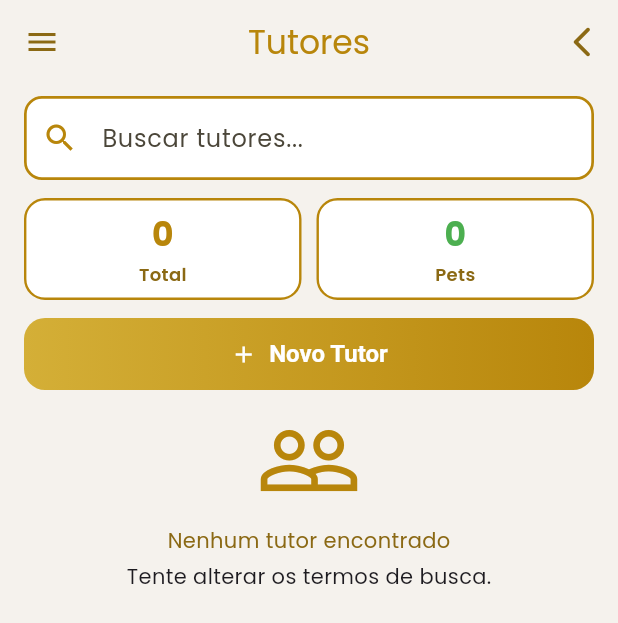
After one commit to Carolbauer/ClickVet, a Flutter app: the TutorListScreen screen opened directly, on a phone screen of 412 x 824 dp. The commit adds this screen. Shown: the top 623 px of the screen. Run offline on Flutter 3.47's test engine with Material 3 defaults, Android fonts, the phone set to English and light mode, and no system bars; our stand-ins replace cloud_firestore, firebase_auth, firebase_core, google_fonts; accounts and stored records are empty; network calls fail; statements that could not run were skipped.

Commit message:
refactor: add VetScaffold and shared ClickVet colors, finish tutors list screen

```diff
--- a/lib/screens/home_screen.dart
+++ b/lib/screens/home_screen.dart
@@ -1,4 +1,5 @@
 import 'package:app/screens/register_tutor_screen.dart';
+import 'package:app/screens/tutors_list_screen.dart';
 import 'package:cloud_firestore/cloud_firestore.dart';
 import 'package:firebase_auth/firebase_auth.dart';
 import 'package:app/screens/login_screen.dart';
@@ -126,7 +127,7 @@ class _HomeScreenState extends State<HomeScreen> {
               Navigator.pop(context);
               Navigator.push(
                 context,
-                MaterialPageRoute(builder: (_) => const RegisterTutorScreen()),
+                MaterialPageRoute(builder: (_) => const TutorListScreen()),
               );
             },
           ),
--- /dev/null
+++ b/lib/screens/tutors_list_screen.dart
@@ -0,0 +1,502 @@
+import 'package:app/widgets/app_drawer.dart';
+import 'package:cloud_firestore/cloud_firestore.dart';
+import 'package:firebase_auth/firebase_auth.dart';
+import 'package:flutter/material.dart';
+import 'package:app/screens/register_tutor_screen.dart';
+
+import '../theme/clickvet_colors.dart';
+import '../widgets/vet_scaffold.dart';
+
+class TutorListScreen extends StatefulWidget {
+  const TutorListScreen({super.key});
+
+  @override
+  State<TutorListScreen> createState() => _TutorsListScreenState();
+}
+
+class _TutorsListScreenState extends State<TutorListScreen> {
+  final _search = TextEditingController();
+  String _query = '';
+  int _currentPage = 1;
+  final int _perPage = 5;
+
+  @override
+  void dispose() {
+    _search.dispose();
+    super.dispose();
+  }
+
+  Stream<QuerySnapshot<Map<String, dynamic>>> _stream(String uid) {
+    return FirebaseFirestore.instance
+        .collection('users')
+        .doc(uid)
+        .collection('tutors')
+        .orderBy('name')
+        .snapshots();
+  }
+
+  String _fmtDate(dynamic value) {
+    if (value is Timestamp) {
+      final d = value.toDate();
+      return '${d.day.toString().padLeft(2, '0')}/${d.month.toString().padLeft(2, '0')}/${d.year}';
+    }
+    return '—';
+  }
+
+  @override
+  Widget build(BuildContext context) {
+    final vet = FirebaseAuth.instance.currentUser;
+    if (vet == null) {
+      return const Scaffold(
+          backgroundColor: ClickVetColors.bg,
+        body: Center(child: Text('Sessão expirada. Faça login novamente.')),
+      );
+    }
+
+    return VetScaffold(
+      selectedKey: DrawerItemKey.tutors,
+      appBar: AppBar(
+        backgroundColor: ClickVetColors.bg,
+        elevation: 0,
+        title: const Text('Tutores', style: TextStyle(color: ClickVetColors.gold)),
+        centerTitle: true,
+        leading: Builder(
+          builder: (ctx) => IconButton(
+            icon: const Icon(Icons.menu, color: ClickVetColors.goldDark),
+            onPressed: () => Scaffold.of(ctx).openDrawer(),
+          ),
+        ),
+        actions: [
+          IconButton(
+            icon: const Icon(Icons.arrow_back_ios_new_rounded, color: ClickVetColors.goldDark),
+            onPressed: () => Navigator.pop(context),
+          ),
+        ],
+      ),
+
+      body: SafeArea(
+        child: Padding(
+          padding: const EdgeInsets.fromLTRB(16, 8, 16, 16),
+          child: StreamBuilder<QuerySnapshot<Map<String, dynamic>>>(
+            stream: _stream(vet.uid),
+            builder: (context, snap) {
+              if (snap.connectionState == ConnectionState.waiting) {
+                return const Center(child: CircularProgressIndicator());
+              }
+
+              if (snap.hasError) {
+                return Center(child: Text('Erro: ${snap.error}'));
+              }
+
+              final docs = snap.data?.docs ?? [];
+
+              final filtered = docs.where((d) {
+                if (_query.isEmpty) return true;
+                final m = d.data();
+                return (m['name'] ?? '').toString().toLowerCase().contains(_query) ||
+                    (m['cpf'] ?? '').toString().toLowerCase().contains(_query) ||
+                    (m['phone'] ?? '').toString().toLowerCase().contains(_query) ||
+                    (m['email'] ?? '').toString().toLowerCase().contains(_query) ||
+                    (m['city'] ?? '').toString().toLowerCase().contains(_query);
+              }).toList();
+
+              final totalTutors = filtered.length;
+              final totalPets = filtered.fold<int>(0, (sum, d) {
+                final pc = (d.data()['petsCount'] ?? 0);
+                return sum + (pc is int ? pc : 0);
+              });
+
+
+              final totalPages = (filtered.length / _perPage).ceil().clamp(1, 999);
+              final start = ((_currentPage - 1) * _perPage).clamp(0, filtered.length);
+              final end = (start + _perPage).clamp(0, filtered.length);
+              final pageDocs = filtered.sublist(start, end);
+
+              return Column(
+                children: [
+                  TextField(
+                    controller: _search,
+                    onChanged: (value) {
+                      setState(() {
+                        _query = value.trim().toLowerCase();
+                        _currentPage = 1;
+                      });
+                    },
+                    decoration: InputDecoration(
+                      hintText: 'Buscar tutores...',
+                      prefixIcon: const Icon(Icons.search, color: ClickVetColors.gold),
+                      filled: true,
+                      fillColor: Colors.white,
+                      enabledBorder: OutlineInputBorder(
+                        borderRadius: BorderRadius.circular(12),
+                        borderSide: const BorderSide(color:ClickVetColors.gold, width: 1.8),
+                      ),
+                      focusedBorder: OutlineInputBorder(
+                        borderRadius: BorderRadius.circular(12),
+                        borderSide: const BorderSide(color: ClickVetColors.goldDark, width: 2),
+                      ),
+                    ),
+                  ),
+
+                  const SizedBox(height: 12),
+
+                  Row(
+                    children: [
+                      _StatBox(value: '$totalTutors', label: 'Total'),
+                      const SizedBox(width: 10),
+                      _StatBox(value: '$totalPets', label: 'Pets', color: Colors.green),
+                    ],
+                  ),
+
+                  const SizedBox(height: 12),
+
+                  SizedBox(
+                    height: 48,
+                    width: double.infinity,
+                    child: DecoratedBox(
+                      decoration: BoxDecoration(
+                        gradient: const LinearGradient(
+                          colors: [ClickVetColors.goldLight, ClickVetColors.gold],
+                        ),
+                        borderRadius: BorderRadius.circular(14),
+                      ),
+                      child: ElevatedButton.icon(
+                        onPressed: () {
+                          Navigator.push(
+                            context,
+                            MaterialPageRoute(
+                                builder: (_) => const RegisterTutorScreen()),
+                          );
+                        },
+                        icon: const Icon(Icons.add, color: Colors.white),
+                        label: const Text(
+                          'Novo Tutor',
+                          style: TextStyle(
+                            color: Colors.white,
+                            fontWeight: FontWeight.w700,
+                          ),
+                        ),
+                        style: ElevatedButton.styleFrom(
+                          backgroundColor: Colors.transparent,
+                          shadowColor: Colors.transparent,
+                          shape: RoundedRectangleBorder(
+                            borderRadius: BorderRadius.circular(14),
+                          ),
+                        ),
+                      ),
+                    ),
+                  ),
+
+                  const SizedBox(height: 12),
+
+                  Expanded(
+                    child: pageDocs.isEmpty
+                        ? const _EmptyState()
+                        : ListView.separated(
+                      itemCount: pageDocs.length,
+                      separatorBuilder: (_, __) => const SizedBox(height: 12),
+                      itemBuilder: (_, i) {
+                        final m = pageDocs[i].data();
+
+                        return _TutorCard(
+                          name: m['name'] ?? '—',
+                          cpf: m['cpf'] ?? '—',
+                          phone: m['phone'] ?? '—',
+                          email: m['email'] ?? '—',
+                          address: '${m['address'] ?? '—'}, ${m['city'] ?? ''}',
+                          petsCount: (m['petsCount'] is int) ? m['petsCount'] : 0,
+                          registerDate: _fmtDate(m['registeredAt']),
+                          onPets: () {},
+                          onEdit: () {},
+                          onCall: () {},
+                        );
+                      },
+                    ),
+                  ),
+
+                  if (filtered.length > _perPage) ...[
+                    const SizedBox(height: 6),
+                    Row(
+                      mainAxisAlignment: MainAxisAlignment.center,
+                      children: [
+                        _PageBtn(
+                          icon: Icons.chevron_left,
+                          enabled: _currentPage > 1,
+                          onTap: () => setState(() => _currentPage--),
+                        ),
+                        for (int p = 1; p <= totalPages; p++)
+                          Padding(
+                            padding: const EdgeInsets.symmetric(horizontal: 3),
+                            child: _PageNumber(
+                              selected: _currentPage == p,
+                              label: '$p',
+                              onTap: () => setState(() => _currentPage = p),
+                            ),
+                          ),
+                        _PageBtn(
+                          icon: Icons.chevron_right,
+                          enabled: _currentPage < totalPages,
+                          onTap: () => setState(() => _currentPage++),
+                        ),
+                      ],
+                    ),
+                    const SizedBox(height: 6),
+                    Text(
+                      'Mostrando ${start + 1} - $end de ${filtered.length} tutores',
+                      style: const TextStyle(color: Colors.black54, fontSize: 12),
+                    ),
+                  ],
+                ],
+              );
+            },
+          ),
+        ),
+      ),
+    );
+  }
+}
+
+
+/// ----- Widgets auxiliares -----
+
+class _StatBox extends StatelessWidget {
+  const _StatBox({required this.value, required this.label, this.color});
+  final String value;
+  final String label;
+  final Color? color;
+
+  @override
+  Widget build(BuildContext context) {
+    return Expanded(
+      child: Container(
+        height: 68,
+        decoration: BoxDecoration(
+          color: Colors.white,
+          border: Border.all(color: ClickVetColors.gold, width: 1.6),
+          borderRadius: BorderRadius.circular(14),
+        ),
+        child: Column(
+          mainAxisAlignment: MainAxisAlignment.center,
+          children: [
+            Text(value, style: TextStyle(
+              fontSize: 22,
+              fontWeight: FontWeight.w700,
+              color: color ?? ClickVetColors.gold,
+            )),
+            const SizedBox(height: 2),
+            Text(label,
+                style: const TextStyle(
+                    fontSize: 12, color: ClickVetColors.goldDark, fontWeight: FontWeight.w600)),
+          ],
+        ),
+      ),
+    );
+  }
+}
+
+class _TutorCard extends StatelessWidget {
+  const _TutorCard({
+    required this.name,
+    required this.cpf,
+    required this.phone,
+    required this.email,
+    required this.address,
+    required this.petsCount,
+    required this.registerDate,
+    required this.onPets,
+    required this.onEdit,
+    required this.onCall,
+  });
+
+  final String name;
+  final String cpf;
+  final String phone;
+  final String email;
+  final String address;
+  final int petsCount;
+  final String registerDate;
+  final VoidCallback onPets;
+  final VoidCallback onEdit;
+  final VoidCallback onCall;
+
+  @override
+  Widget build(BuildContext context) {
+    return Container(
+      padding: const EdgeInsets.all(12),
+      decoration: BoxDecoration(
+        color: Colors.white,
+        borderRadius: BorderRadius.circular(16),
+        border: Border.all(color: ClickVetColors.gold, width: 1.6),
+      ),
+      child: Column(
+        crossAxisAlignment: CrossAxisAlignment.start,
+        children: [
+          Row(
+            mainAxisAlignment: MainAxisAlignment.spaceBetween,
+            children: [
+              Expanded(
+                child: Text(name,
+                    style: const TextStyle(
+                        fontSize: 16, fontWeight: FontWeight.w800)),
+              ),
+              Container(
+                padding: const EdgeInsets.symmetric(horizontal: 8, vertical: 4),
+                decoration: BoxDecoration(
+                  color: const Color(0xFFE7F0FF),
+                  borderRadius: BorderRadius.circular(999),
+                ),
+                child: Text(
+                  '$petsCount ${petsCount == 1 ? "Pet" : "Pets"}',
+                  style: const TextStyle(
+                      color: Color(0xFF1D4ED8),
+                      fontWeight: FontWeight.w700,
+                      fontSize: 12),
+                ),
+              ),
+            ],
+          ),
+
+          const SizedBox(height: 4),
+
+          Text("CPF: $cpf"),
+
+          const SizedBox(height: 8),
+          _info(Icons.phone, phone),
+          _info(Icons.mail_outline, email),
+          _info(Icons.location_on_outlined, address),
+
+          const Divider(height: 24, color: Color(0x22000000)),
+
+          Text("Cadastrado em:",
+              style: TextStyle(color: Colors.black.withOpacity(.55))),
+          Text(registerDate,
+              style: const TextStyle(fontWeight: FontWeight.w700)),
+
+          const SizedBox(height: 10),
+
+          Row(
+            children: [
+              OutlinedButton.icon(
+                onPressed: onPets,
+                icon: const Icon(Icons.favorite_border, size: 18, color: ClickVetColors.goldDark),
+                label: const Text('Pets', style: TextStyle(color: ClickVetColors.goldDark)),
+                style: OutlinedButton.styleFrom(
+                  side: const BorderSide(color: ClickVetColors.gold),
+                  shape: RoundedRectangleBorder(
+                      borderRadius: BorderRadius.circular(10)),
+                ),
+              ),
+              const SizedBox(width: 8),
+              OutlinedButton(
+                onPressed: onEdit,
+                child: const Text('Editar', style: TextStyle(color: ClickVetColors.goldDark)),
+                style: OutlinedButton.styleFrom(
+                  side: const BorderSide(color: ClickVetColors.gold),
+                  shape: RoundedRectangleBorder(
+                      borderRadius: BorderRadius.circular(10)),
+                ),
+              ),
+              const SizedBox(width: 8),
+              OutlinedButton(
+                onPressed: onCall,
+                child: const Icon(Icons.phone, size: 18, color: ClickVetColors.goldDark),
+                style: OutlinedButton.styleFrom(
+                  side: const BorderSide(color: ClickVetColors.gold),
+                  shape: RoundedRectangleBorder(
+                      borderRadius: BorderRadius.circular(10)),
+                ),
+              ),
+            ],
+          ),
+        ],
+      ),
+    );
+  }
+
+  Widget _info(IconData icon, String text) {
+    return Row(
+      children: [
+        Icon(icon, size: 18, color: ClickVetColors.goldDark),
+        const SizedBox(width: 6),
+        Expanded(child: Text(text)),
+      ],
+    );
+  }
+}
+
+class _EmptyState extends StatelessWidget {
+  const _EmptyState();
+
+  @override
+  Widget build(BuildContext context) {
+    return Column(
+      children: const [
+        Icon(Icons.people_outline, size: 70, color: ClickVetColors.gold),
+        SizedBox(height: 8),
+        Text("Nenhum tutor encontrado", style: TextStyle(color: ClickVetColors.goldDark)),
+        SizedBox(height: 4),
+        Text("Tente alterar os termos de busca."),
+      ],
+    );
+  }
+}
+
+class _PageBtn extends StatelessWidget {
+  const _PageBtn({required this.icon, required this.enabled, required this.onTap});
+  final IconData icon;
+  final bool enabled;
+  final VoidCallback onTap;
+
+  @override
+  Widget build(BuildContext context) {
+    return OutlinedButton(
+      onPressed: enabled ? onTap : null,
+      style: OutlinedButton.styleFrom(
+        side: const BorderSide(color: ClickVetColors.gold),
+        shape: RoundedRectangleBorder(borderRadius: BorderRadius.circular(12)),
+        minimumSize: const Size(40, 36),
+      ),
+      child: Icon(icon, size: 18, color: enabled ? ClickVetColors.goldDark : Colors.black26),
+    );
+  }
+}
+
+class _PageNumber extends StatelessWidget {
+  const _PageNumber({
+    required this.selected,
+    required this.label,
+    required this.onTap,
+  });
+
+  final bool selected;
+  final String label;
+  final VoidCallback onTap;
+
+  @override
+  Widget build(BuildContext context) {
+    return selected
+        ? ElevatedButton(
+      onPressed: onTap,
+      style: ElevatedButton.styleFrom(
+        backgroundColor: ClickVetColors.gold,
+        foregroundColor: Colors.white,
+        minimumSize: const Size(40, 36),
+        shape: RoundedRectangleBorder(
+            borderRadius: BorderRadius.circular(10)),
+      ),
+      child: Text(label),
+    )
+        : OutlinedButton(
+      onPressed: onTap,
+      style: OutlinedButton.styleFrom(
+        side: const BorderSide(color: ClickVetColors.gold),
+        minimumSize: const Size(40, 36),
+        shape: RoundedRectangleBorder(
+          borderRadius: BorderRadius.circular(10),
+        ),
+      ),
+      child: Text(label,
+          style: const TextStyle(color: ClickVetColors.goldDark)),
+    );
+  }
+}
--- /dev/null
+++ b/lib/theme/clickvet_colors.dart
@@ -0,0 +1,12 @@
+import 'package:flutter/material.dart';
+
+class ClickVetColors {
+  // Fundo principal do app
+  static const bg = Color(0xFFF5F2ED);
+
+  // Dourados da paleta
+  static const gold      = Color(0xFFB8860B);
+  static const goldLight = Color(0xFFD4AF37);
+  static const goldDark  = Color(0xFF8B6914);
+
+}
--- /dev/null
+++ b/lib/widgets/vet_scaffold.dart
@@ -0,0 +1,90 @@
+import 'package:app/widgets/app_drawer.dart';
+import 'package:app/screens/login_screen.dart';
+import 'package:app/services/firebase_user_service.dart';
+import 'package:firebase_auth/firebase_auth.dart';
+import 'package:flutter/material.dart';
+import '../theme/clickvet_colors.dart';
+
+
+class VetScaffold extends StatelessWidget {
+  const VetScaffold({
+    super.key,
+    required this.selectedKey,
+    required this.body,
+    this.appBar,
+    this.bottomNavigationBar,
+  });
+
+  final DrawerItemKey? selectedKey;
+  final Widget body;
+  final PreferredSizeWidget? appBar;
+  final Widget? bottomNavigationBar;
+
+  @override
+  Widget build(BuildContext context) {
+    final userService = UserService();
+    final vet = FirebaseAuth.instance.currentUser;
+
+    if (vet == null) {
+      return const Scaffold(
+        backgroundColor: ClickVetColors.bg,
+        body: Center(
+          child: Text('Sessão expirada. Faça login novamente.'),
+        ),
+      );
+    }
+
+    return StreamBuilder(
+      stream: userService.streamUser(vet.uid),
+      builder: (context, snap) {
+        if (snap.connectionState == ConnectionState.waiting) {
+          return const Scaffold(
+            backgroundColor: ClickVetColors.bg,
+            body: Center(child: CircularProgressIndicator()),
+          );
+        }
+
+        if (!snap.hasData || !snap.data!.exists) {
+          return const Scaffold(
+            backgroundColor: ClickVetColors.bg,
+            body: Center(child: Text('Perfil não encontrado.')),
+          );
+        }
+
+        final data = snap.data!.data() as Map<String, dynamic>;
+        final name = (data['name'] ?? 'Veterinário') as String;
+        final crmv = (data['crmv'] ?? '-') as String;
+
+        return Scaffold(
+            backgroundColor: ClickVetColors.bg,
+          drawer: AppDrawer(
+            userName: name,
+            crmv: crmv,
+            selectedKey: selectedKey,
+            onHome: () => Navigator.pop(context),
+            onTutorPatients: () {},
+            onSettings: () {},
+            onLogout: () async {
+              Navigator.pop(context);
+              try {
+                await FirebaseAuth.instance.signOut();
+                if (!context.mounted) return;
+                Navigator.of(context).pushAndRemoveUntil(
+                  MaterialPageRoute(builder: (_) => const LoginScreen()),
+                      (route) => false,
+                );
+              } catch (e) {
+                ScaffoldMessenger.of(context).showSnackBar(
+                  SnackBar(content: Text('Erro ao sair: $e')),
+                );
+              }
+            },
+          ),
+          appBar: appBar,
+          body: body,
+          bottomNavigationBar: bottomNavigationBar,
+        );
+      },
+    );
+  }
+}
```
